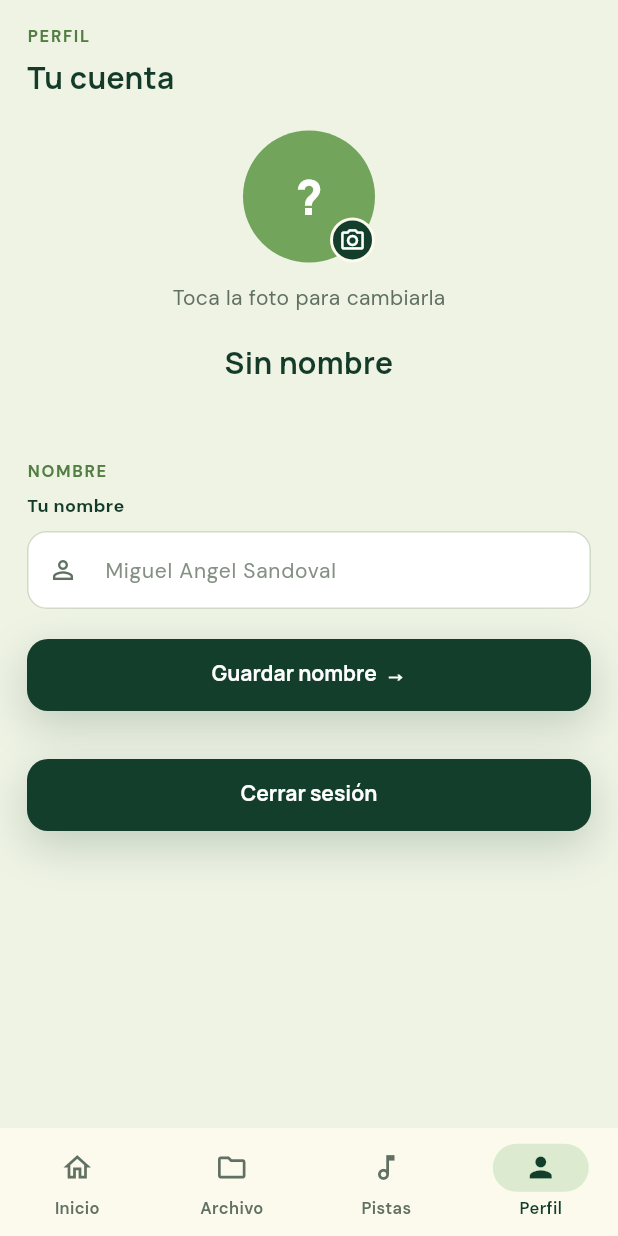
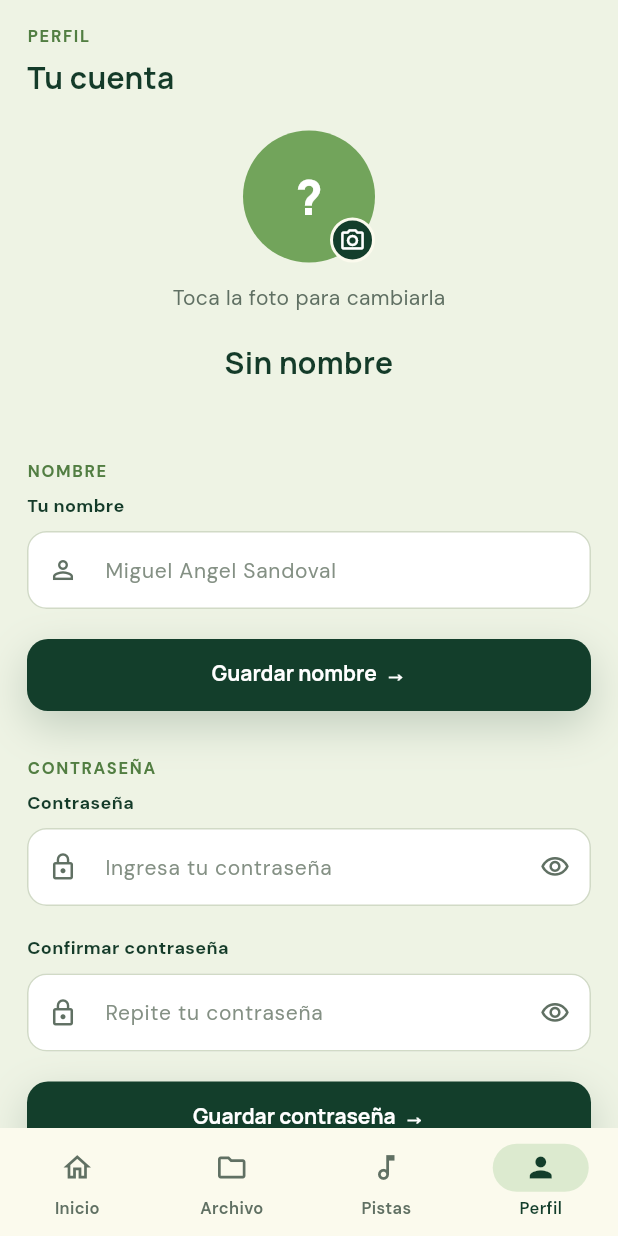
Before and after one commit to Nekros981/Movil, a Flutter app: the screen it shows once a user with an empty profile is signed in, item 4 of the bottom bar chosen, on a phone screen of 412 x 824 dp. Run offline on Flutter 3.47's test engine with Material 3 defaults, Android fonts, the phone set to English and light mode, and no system bars; our stand-ins replace audioplayers, google_fonts, image_picker, supabase_flutter; accounts and stored records are empty.

Commit message:
Permitir cambiar la contraseña desde Perfil y mostrar esa pantalla al abrir el enlace.
Co-authored-by: Cursor <cursoragent@cursor.com>

```diff
--- a/lib/features/auth/auth_gate.dart
+++ b/lib/features/auth/auth_gate.dart
@@ -43,6 +43,12 @@ class _AuthGateState extends State<AuthGate> {
         _needsPasswordUpdate = true;
         _session = data.session?.user.email ?? widget.authRepository.currentSession();
         _loading = false;
+      });
+      WidgetsBinding.instance.addPostFrameCallback((_) {
+        if (!mounted) {
+          return;
+        }
+        Navigator.of(context).popUntil((route) => route.isFirst);
       });
       return;
     }
--- a/lib/features/profile/profile_screen.dart
+++ b/lib/features/profile/profile_screen.dart
@@ -26,13 +26,20 @@ class ProfileScreen extends StatefulWidget {
 
 class _ProfileScreenState extends State<ProfileScreen> {
   late final TextEditingController _nameController;
+  final _passwordController = TextEditingController();
+  final _confirmController = TextEditingController();
 
   String? _name;
   String? _avatarUrl;
   bool _uploading = false;
   bool _savingName = false;
+  bool _savingPassword = false;
+  bool _obscurePassword = true;
+  bool _obscureConfirm = true;
   String? _avatarError;
   String? _nameError;
+  String? _passwordError;
+  String? _confirmError;
 
   @override
   void initState() {
@@ -45,6 +52,8 @@ class _ProfileScreenState extends State<ProfileScreen> {
   @override
   void dispose() {
     _nameController.dispose();
+    _passwordController.dispose();
+    _confirmController.dispose();
     super.dispose();
   }
 
@@ -77,6 +86,56 @@ class _ProfileScreenState extends State<ProfileScreen> {
         _nameError = error;
       } else {
         _name = widget.authRepository.currentName();
+      }
+    });
+  }
+
+  Future<void> _savePassword() async {
+    if (_savingPassword) {
+      return;
+    }
+
+    setState(() {
+      _passwordError = null;
+      _confirmError = null;
+    });
+
+    final password = _passwordController.text;
+    final confirm = _confirmController.text;
+
+    var hasError = false;
+    final passwordError = AuthRepository.validatePassword(password);
+    if (passwordError != null) {
+      _passwordError = passwordError;
+      hasError = true;
+    }
+    if (confirm.isEmpty) {
+      _confirmError = 'Confirma tu contraseña.';
+      hasError = true;
+    } else if (password != confirm) {
+      _confirmError = 'Las contraseñas no coinciden.';
+      hasError = true;
+    }
+    if (hasError) {
+      setState(() {});
+      return;
+    }
+
+    setState(() => _savingPassword = true);
+
+    final error = await widget.authRepository.updatePassword(password);
+
+    if (!mounted) {
+      return;
+    }
+
+    setState(() {
+      _savingPassword = false;
+      if (error != null) {
+        _passwordError = error;
+      } else {
+        _passwordController.clear();
+        _confirmController.clear();
       }
     });
   }
@@ -284,6 +343,55 @@ class _ProfileScreenState extends State<ProfileScreen> {
           onPressed: _savingName ? null : _saveName,
         ),
         const SizedBox(height: AppSpacing.xxl),
+        Text('CONTRASEÑA', style: AppTypography.overline),
+        const SizedBox(height: AppSpacing.xs),
+        AppTextField(
+          label: 'Contraseña',
+          hint: 'Ingresa tu contraseña',
+          icon: Icons.lock_outline,
+          obscureText: _obscurePassword,
+          controller: _passwordController,
+          errorText: _passwordError,
+          suffix: IconButton(
+            onPressed: () {
+              setState(() => _obscurePassword = !_obscurePassword);
+            },
+            icon: Icon(
+              _obscurePassword
+                  ? Icons.visibility_outlined
+                  : Icons.visibility_off_outlined,
+              color: AppColors.textSecondary,
+              size: 20,
+            ),
+          ),
+        ),
+        const SizedBox(height: AppSpacing.lg),
+        AppTextField(
+          label: 'Confirmar contraseña',
+          hint: 'Repite tu contraseña',
+          icon: Icons.lock_outline,
+          obscureText: _obscureConfirm,
+          controller: _confirmController,
+          errorText: _confirmError,
+          suffix: IconButton(
+            onPressed: () {
+              setState(() => _obscureConfirm = !_obscureConfirm);
+            },
+            icon: Icon(
+              _obscureConfirm
+                  ? Icons.visibility_outlined
+                  : Icons.visibility_off_outlined,
+              color: AppColors.textSecondary,
+              size: 20,
+            ),
+          ),
+        ),
+        const SizedBox(height: AppSpacing.lg),
+        PrimaryButton(
+          label: 'Guardar contraseña  →',
+          onPressed: _savingPassword ? null : _savePassword,
+        ),
+        const SizedBox(height: AppSpacing.xxl),
         PrimaryButton(
           label: 'Cerrar sesión',
           onPressed: () => _logout(context),
```
